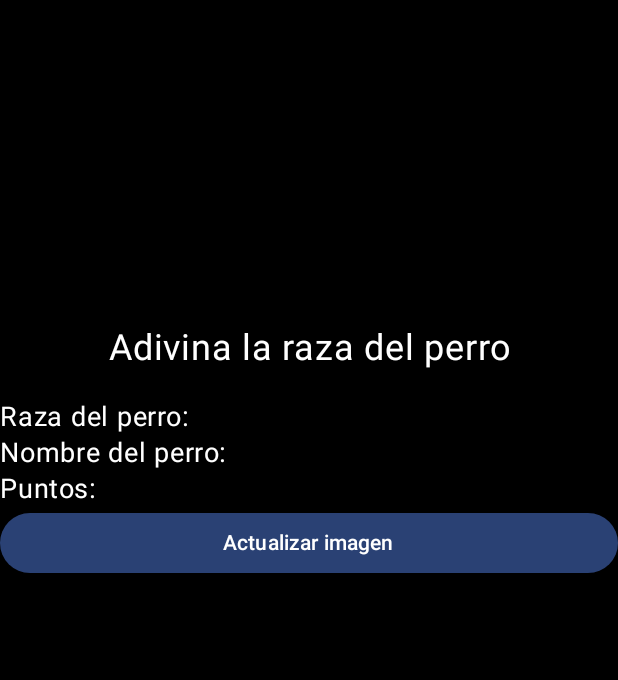
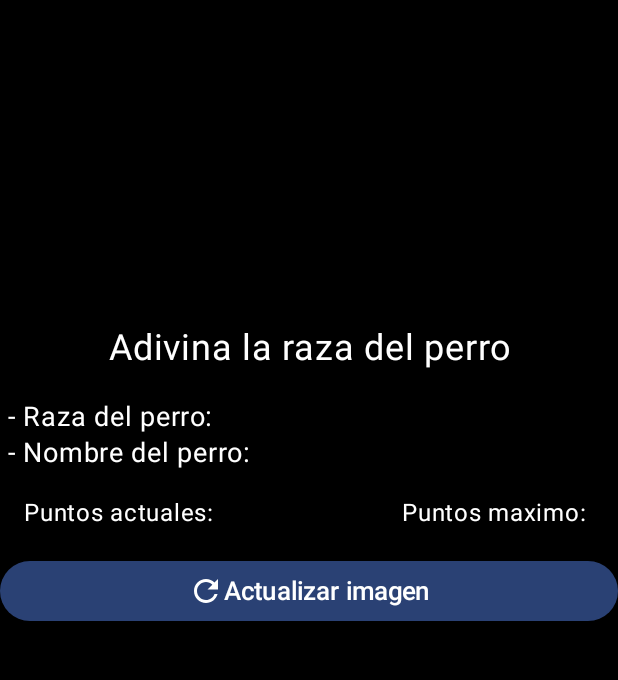
Before and after one commit to ebaquedano/GuessDogTestV1, an Android app built with Jetpack Compose: the composable funcionConColumnas shown on its own in the app's theme, on a phone screen of 412 x 824 dp, the part 117-797 px from its top. Run offline under Robolectric (Android 15) with nearby library versions, the phone set to English and light mode, and no system bars.

Commit message:
VERSION2

```diff
--- a/app/src/main/java/com/example/guesstestv1/MainActivity.kt
+++ b/app/src/main/java/com/example/guesstestv1/MainActivity.kt
@@ -8,6 +8,7 @@ import androidx.activity.compose.setContent
 import androidx.compose.foundation.Image
 import androidx.compose.foundation.background
 import androidx.compose.foundation.border
+import androidx.compose.foundation.layout.Arrangement
 import androidx.compose.foundation.layout.Column
 import androidx.compose.foundation.layout.PaddingValues
 import androidx.compose.foundation.layout.Row
@@ -16,13 +17,19 @@ import androidx.compose.foundation.layout.fillMaxWidth
 import androidx.compose.foundation.layout.padding
 import androidx.compose.foundation.layout.width
 import androidx.compose.foundation.lazy.LazyColumn
+import androidx.compose.material.icons.Icons
+import androidx.compose.material.icons.filled.Refresh
+import androidx.compose.material.icons.filled.Search
 import androidx.compose.material3.Button
+import androidx.compose.material3.Icon
 import androidx.compose.material3.MaterialTheme
 import androidx.compose.material3.Surface
 import androidx.compose.material3.Text
 import androidx.compose.runtime.Composable
 import androidx.compose.ui.Modifier
+import androidx.compose.ui.geometry.Offset
 import androidx.compose.ui.graphics.Color
+import androidx.compose.ui.graphics.Shadow
 import androidx.compose.ui.text.style.TextAlign
 import androidx.compose.ui.tooling.preview.Preview
 import androidx.compose.ui.unit.dp
@@ -72,7 +79,9 @@ fun funcionConColumnas(){
         Text(text = "Guess Dog",
             color = Color.White,
             fontSize = 40.sp,
-            modifier = Modifier.fillMaxWidth().padding(PaddingValues(top = 30.dp, bottom = 30.dp)),
+            modifier = Modifier
+                .fillMaxWidth()
+                .padding(PaddingValues(top = 30.dp, bottom = 30.dp)),
             textAlign = TextAlign.Center)
 
             //Dejo este espacio para remplazar por Imag
@@ -88,21 +97,34 @@ fun funcionConColumnas(){
             Text(text = "Adivina la raza del perro",
                 fontSize = 24.sp,
                 color = Color.White,
-                modifier = Modifier.fillMaxWidth().padding(horizontal = 20.dp, vertical = 20.dp),
+                modifier = Modifier
+                    .fillMaxWidth()
+                    .padding(horizontal = 20.dp, vertical = 20.dp),
                 textAlign = TextAlign.Center)
         }
 
-        Text(text = "Raza del perro: ",
+        Text(text = " - Raza del perro: ",
             fontSize = 18.sp,
             color = Color.White)
 
-        Text(text = "Nombre del perro: ",
+        Text(text = " - Nombre del perro: ",
             fontSize = 18.sp,
             color = Color.White)
 
-        Text(text = "Puntos: ",
-            fontSize = 18.sp,
-            color = Color.White)
+        Row(horizontalArrangement = Arrangement.SpaceBetween,
+            modifier = Modifier
+                .fillMaxWidth()
+                .padding(16.dp)){
+
+            Text(text = "Puntos actuales: ",
+                fontSize = 16.sp,
+                color = Color.White)
+
+            Text(text = "Puntos maximo: ",
+                fontSize = 16.sp,
+                color = Color.White)
+        }
+
 
             Row() {
                 Button(
@@ -111,7 +133,10 @@ fun funcionConColumnas(){
                     },
                     modifier = Modifier.fillMaxWidth()
                 ) {
+                    Icon(imageVector = Icons.Default.Refresh, contentDescription = null )
                     Text(text = "Actualizar imagen",
+                        color = Color.White,
+                        fontSize = 17.sp
                     )
                 }
             }
```
